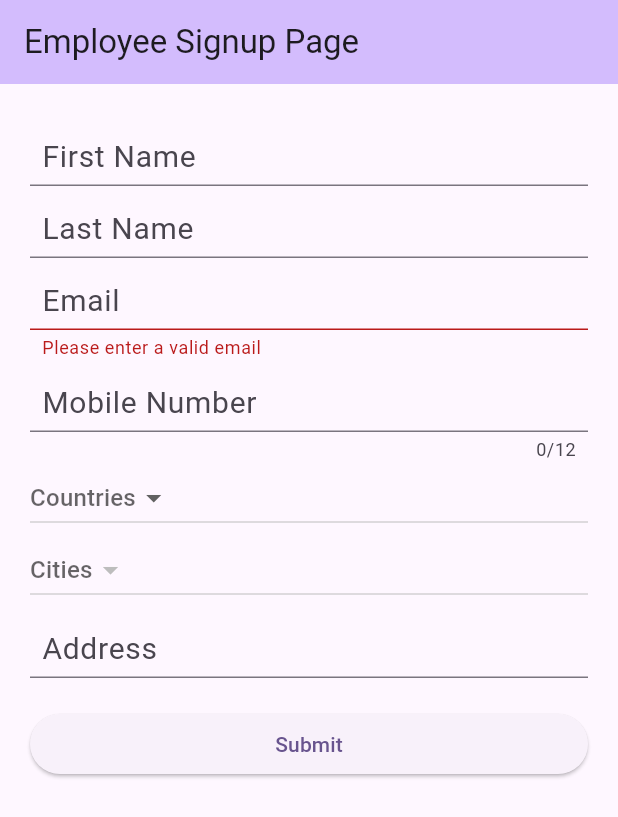
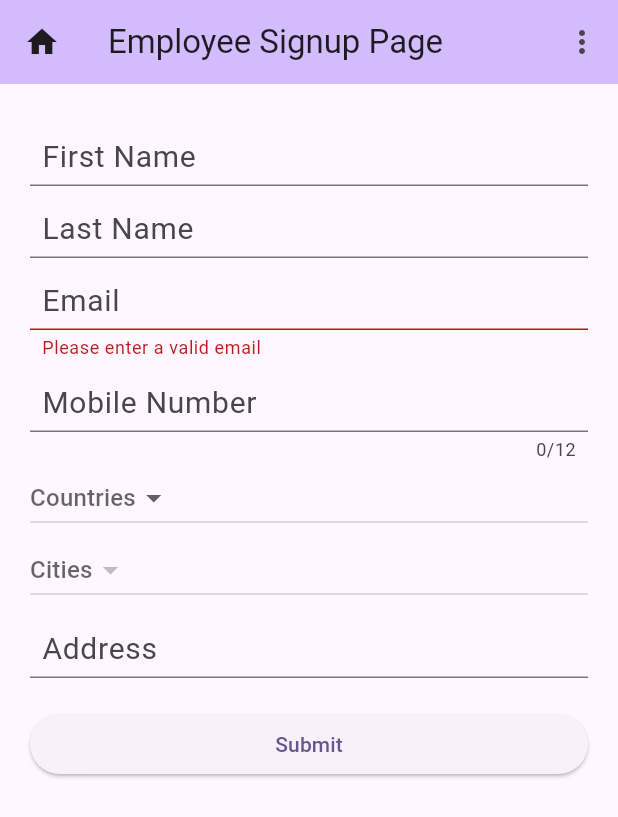
Before and after one commit to satishdasyam/SignUp, a Flutter app: the screen it shows after launch, on a phone screen of 412 x 824 dp. Shown: the top 817 px of the screen. Run offline on Flutter 3.47's test engine with Material 2 defaults, Android fonts, the phone set to English and light mode, and no system bars; our stand-ins replace email_validator.

Commit message:
Pass data model to other screen
1) Add appbar icon.
2) Create and pass data model to other screen

```diff
--- a/lib/home_page.dart
+++ b/lib/home_page.dart
@@ -1,7 +1,10 @@
 import 'package:flutter/material.dart';
+import 'package:employee_sign_up/signup_model.dart';
 
 class HomePage extends StatelessWidget {
-  const HomePage({super.key});
+  const HomePage({super.key, required this.signupModel});
+
+  final SignupModel signupModel;
 
   @override
   Widget build(BuildContext context) {
--- a/lib/main.dart
+++ b/lib/main.dart
@@ -1,4 +1,5 @@
 import 'package:employee_sign_up/home_page.dart';
+import 'package:employee_sign_up/signup_model.dart';
 import 'package:flutter/foundation.dart';
 import 'package:flutter/material.dart';
 import 'package:flutter/services.dart';
@@ -20,7 +21,6 @@ class MyApp extends StatelessWidget {
         colorScheme: ColorScheme.fromSeed(seedColor: Colors.deepPurple),
         useMaterial3: true,
       ),
-      //home: const SignUpPage(title: 'Employee Signup Page'),
       home: const SignUpPage(title: 'Employee Signup Page'),
     );
   }
@@ -56,7 +56,7 @@ class _SignUpPageState extends State<SignUpPage> {
     }
   }
 
-  final Widget currentPage = const SignUpPage(title: 'Employee Signup Page');
+  //final Widget currentPage = const SignUpPage(title: 'Employee Signup Page');
 
   @override
   Widget build(BuildContext context) {
@@ -69,7 +69,18 @@ class _SignUpPageState extends State<SignUpPage> {
           backgroundColor: Theme.of(context).colorScheme.inversePrimary,
           // Here we take the value from the MyHomePage object that was created by
           // the App.build method, and use it to set our appbar title.
+          centerTitle: false,
           title: Text(widget.title),
+          leading: IconButton(
+            onPressed: () {},
+            icon: const Icon(Icons.home),
+          ),
+          actions: [
+            IconButton(
+              onPressed: () {},
+              icon: const Icon(Icons.more_vert),
+            ),
+          ],
         ),
         body: Center(
           // Center is a layout widget. It takes a single child and positions it
@@ -206,7 +217,17 @@ class _SignUpPageState extends State<SignUpPage> {
         Navigator.pop(context); // Dismiss dialog
         Navigator.push(
           context,
-          MaterialPageRoute(builder: (context) => const HomePage()),
+          MaterialPageRoute(
+              builder: (context) => HomePage(
+                    signupModel: SignupModel(
+                        firstName: textFieldControllerList[0].text,
+                        lastName: textFieldControllerList[1].text,
+                        email: textFieldControllerList[2].text,
+                        phoneNumber: textFieldControllerList[3].text,
+                        country: selectedCountry ?? "",
+                        city: selectedCity ?? "",
+                        address: textFieldControllerList[4].text),
+                  )),
         );
       },
     );
--- /dev/null
+++ b/lib/signup_model.dart
@@ -0,0 +1,18 @@
+class SignupModel {
+  final String firstName;
+  final String lastName;
+  final String email;
+  final String phoneNumber;
+  final String country;
+  final String city;
+  final String address;
+
+  const SignupModel(
+      {required this.firstName,
+      required this.lastName,
+      required this.email,
+      required this.phoneNumber,
+      required this.country,
+      required this.city,
+      required this.address});
+}
```
